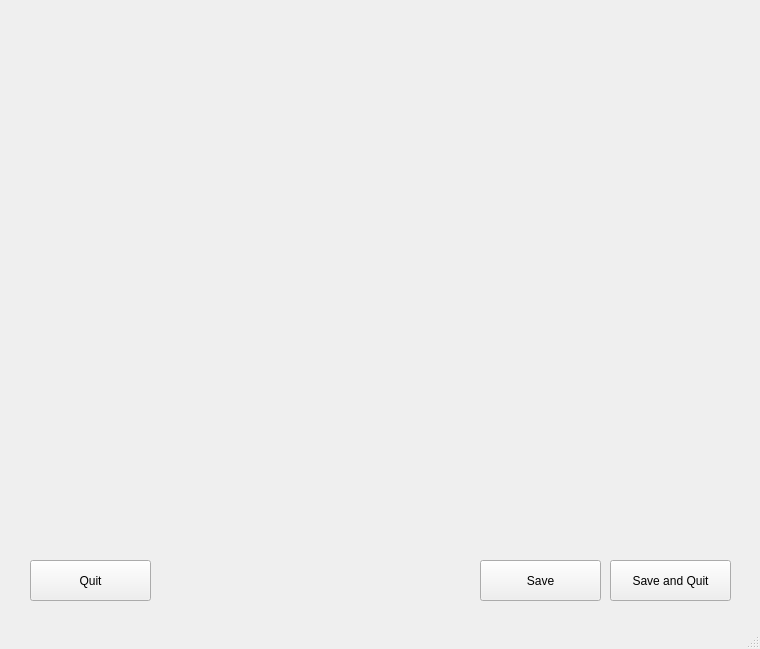
The window that sbndprmdaq/prm_settings/hvsettings.ui (marcodeltutto/SBNDPurityMonitorDAQ) describes before a commit, drawn with Qt 5.
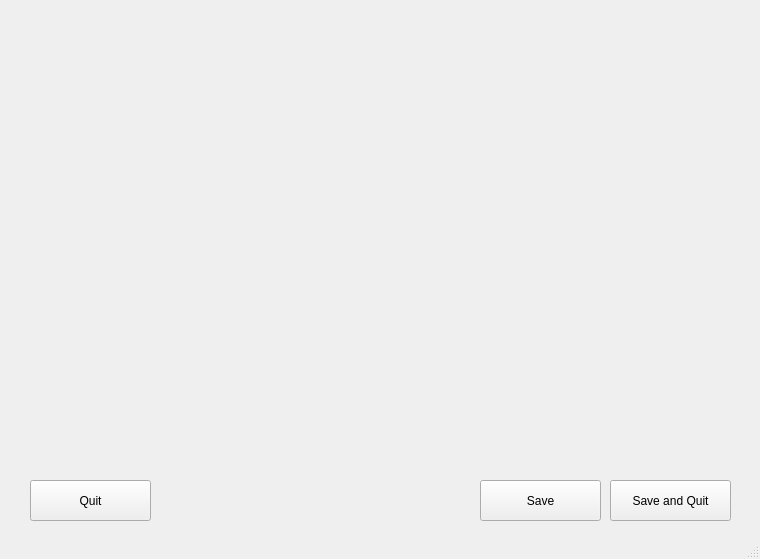
The same window after the commit.

Diff of the .ui file:
```diff
--- a/sbndprmdaq/prm_settings/hvsettings.ui
+++ b/sbndprmdaq/prm_settings/hvsettings.ui
@@ -7,7 +7,7 @@
     <x>0</x>
     <y>0</y>
     <width>760</width>
-    <height>649</height>
+    <height>559</height>
    </rect>
   </property>
   <property name="windowTitle">
@@ -18,7 +18,7 @@
     <property name="geometry">
      <rect>
       <x>610</x>
-      <y>560</y>
+      <y>480</y>
       <width>121</width>
       <height>41</height>
      </rect>
@@ -31,7 +31,7 @@
     <property name="geometry">
      <rect>
       <x>480</x>
-      <y>560</y>
+      <y>480</y>
       <width>121</width>
       <height>41</height>
      </rect>
@@ -44,7 +44,7 @@
     <property name="geometry">
      <rect>
       <x>30</x>
-      <y>560</y>
+      <y>480</y>
       <width>121</width>
       <height>41</height>
      </rect>
@@ -59,7 +59,7 @@
       <x>0</x>
       <y>20</y>
       <width>761</width>
-      <height>521</height>
+      <height>451</height>
      </rect>
     </property>
     <layout class="QVBoxLayout" name="_settings_layout"/>
```
